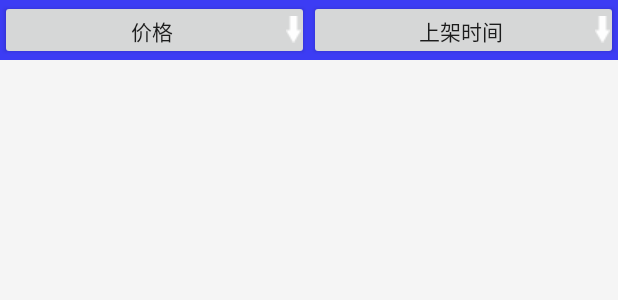
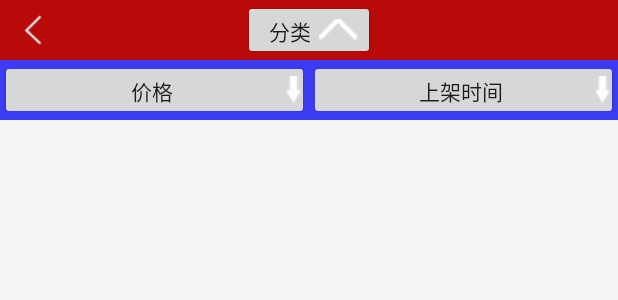
Before and after one commit to chenyuzuishuai/FuliCenter, an Android app: the layout activity_category_goods.xml on its own in the app's theme, with its tools: preview values and no code run, on a phone screen of 412 x 824 dp. Shown: the top 300 px of the screen. Run offline under Robolectric (Android 15) with nearby library versions, the phone set to English and light mode, and no system bars.

Commit message:
分类二级页面的箭头改变与自定义button的箭头改变

```diff
--- a/app/src/main/AndroidManifest.xml
+++ b/app/src/main/AndroidManifest.xml
@@ -24,7 +24,8 @@
         <activity android:name=".controller.activity.MainActivity" />
         <activity android:name=".controller.activity.BoutiqueChildActivity" />
         <activity android:name=".controller.activity.GoodsDetailsActivity" />
-        <activity android:name=".controller.activity.CategoryGoodsActivity"></activity>
+        <activity android:name=".controller.activity.CategoryGoodsActivity" />
+
     </application>
 
 </manifest>
--- a/app/src/main/java/cn/ucai/fulicenter/controller/adapter/CategoryAdapter.java
+++ b/app/src/main/java/cn/ucai/fulicenter/controller/adapter/CategoryAdapter.java
@@ -110,7 +110,8 @@ public class CategoryAdapter extends BaseExpandableListAdapter {
         convertView.setOnClickListener(new View.OnClickListener() {
             @Override
             public void onClick(View v) {
-                MFGT.gotoCategoryGoods(mContext,getChild(groupPosition,childPosition).getId());
+                MFGT.gotoCategoryGoods(mContext,getChild(groupPosition,childPosition).getId()
+                ,mGroupBean.get(groupPosition).getName());
             }
         });
         return convertView;
--- a/app/src/main/java/cn/ucai/fulicenter/controller/fragment/categoryFragment.java
+++ b/app/src/main/java/cn/ucai/fulicenter/controller/fragment/categoryFragment.java
@@ -50,6 +50,7 @@ public class CategoryFragment extends Fragment {
         ButterKnife.bind(this, layout);
         mAdapter = new CategoryAdapter(getContext(), mGroupBean, mChildBean);
         elvCategory.setAdapter(mAdapter);
+        elvCategory.setGroupIndicator(null);
         initView(false);
         initData();
         return layout;
--- a/app/src/main/java/cn/ucai/fulicenter/model/utils/MFGT.java
+++ b/app/src/main/java/cn/ucai/fulicenter/model/utils/MFGT.java
@@ -38,9 +38,10 @@ public class MFGT {
        intent.putExtra(I.GoodsDetails.KEY_GOODS_ID,goodsId);
        startActivity((Activity)context,intent);
    }
-    public static void gotoCategoryGoods(Context context,int catId){
+    public static void gotoCategoryGoods(Context context,int catId,String groupName){
         Intent intent = new Intent(context, CategoryGoodsActivity.class);
         intent.putExtra(I.NewAndBoutiqueGoods.CAT_ID,catId);
+        intent.putExtra(I.CategoryGroup.NAME,groupName);
         startActivity((Activity)context,intent);
     }
 
--- a/app/src/main/res/layout/activity_category_goods.xml
+++ b/app/src/main/res/layout/activity_category_goods.xml
@@ -4,8 +4,47 @@
     android:id="@+id/activity_category_goods_details"
     android:layout_width="match_parent"
     android:layout_height="match_parent"
-android:orientation="vertical"
+   android:orientation="vertical"
     tools:context="cn.ucai.fulicenter.controller.activity.CategoryGoodsDetailsActivity">
+    <RelativeLayout xmlns:android="http://schemas.android.com/apk/res/android"
+        android:layout_width="match_parent"
+        android:layout_height="40dp"
+        android:background="#b90a0a"
+        >
+        <LinearLayout
+            android:orientation="horizontal"
+            android:paddingTop="8dp"
+            android:paddingBottom="8dp"
+            android:id="@+id/backClickArea"
+            android:layout_width="wrap_content"
+            android:layout_height="wrap_content">
+            <ImageView
+                android:id="@+id/ivback"
+                android:layout_width="wrap_content"
+                android:layout_height="wrap_content"
+                android:layout_gravity="center_vertical"
+                android:src="@drawable/back"/>
+        </LinearLayout>
+        <LinearLayout
+            android:layout_width="match_parent"
+            android:layout_height="40dp"
+            android:layout_centerVertical="true"
+            android:layout_toRightOf="@+id/backClickArea">
+
+               />
+
+        </LinearLayout>
+        <cn.ucai.fulicenter.view.CateFilterButton
+            android:id="@+id/buttonCateFilter"
+            android:layout_width="wrap_content"
+            android:layout_height="wrap_content"
+            android:text="分类"
+            android:layout_centerVertical="true"
+            android:layout_centerHorizontal="true"
+            android:drawableRight="@drawable/arrow2_up"
+            />
+    </RelativeLayout>
+
     <LinearLayout
         android:id="@+id/layout_sort"
         android:layout_width="match_parent"
```
Also changed, not shown: app/src/main/java/cn/ucai/fulicenter/controller/activity/CategoryGoodsActivity.java (+37 -0 lines), app/src/main/java/cn/ucai/fulicenter/view/CateFilterButton.java (added, +53 -0 lines).
